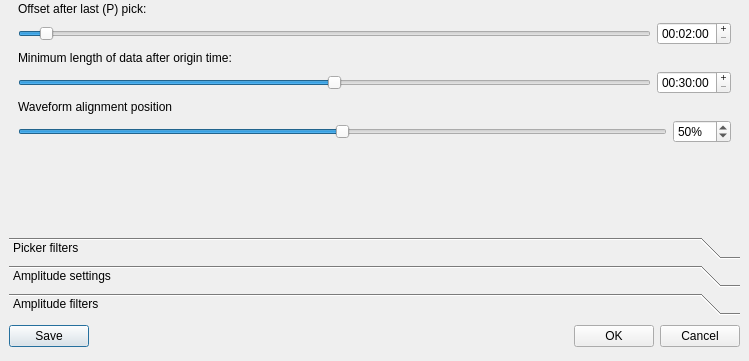
The window that libs/seiscomp/gui/datamodel/pickersettings.ui (SeisComP/common) describes before a commit, drawn with Qt 5; both pictures show x 0 to 749 and y 612 to 973 of the 749 by 973 pixel window.
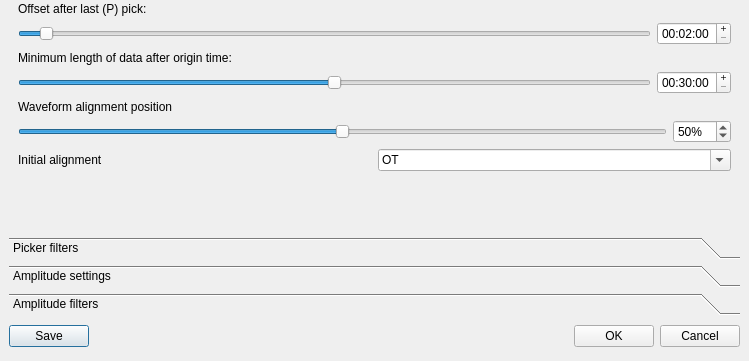
The same window after the commit. The open tabs and pages were chosen to show the change.

Commit message: [gui] Add configurable initial picker alignment (#213)

Diff of the .ui file:
```diff
--- a/libs/seiscomp/gui/datamodel/pickersettings.ui
+++ b/libs/seiscomp/gui/datamodel/pickersettings.ui
@@ -975,6 +975,58 @@
            </item>
           </layout>
          </item>
+         <item>
+          <layout class="QHBoxLayout">
+           <property name="spacing">
+            <number>6</number>
+           </property>
+           <property name="margin">
+            <number>0</number>
+           </property>
+           <item>
+            <widget class="QLabel" name="labelInitialAlignment">
+             <property name="text">
+              <string>Initial alignment</string>
+             </property>
+            </widget>
+           </item>
+           <item>
+            <widget class="QComboBox" name="cbInitialAlignment">
+             <property name="toolTip">
+              <string>The alignment applied when the picker is opened or the default view is restored: OT (origin time), a phase code such as P, S or Pn (picked, automatic or theoretical arrival) or &lt;phase&gt;:ttt (theoretical arrival only).</string>
+             </property>
+             <property name="editable">
+              <bool>true</bool>
+             </property>
+             <item>
+              <property name="text">
+               <string>OT</string>
+              </property>
+             </item>
+             <item>
+              <property name="text">
+               <string>P</string>
+              </property>
+             </item>
+             <item>
+              <property name="text">
+               <string>S</string>
+              </property>
+             </item>
+             <item>
+              <property name="text">
+               <string>P:ttt</string>
+              </property>
+             </item>
+             <item>
+              <property name="text">
+               <string>S:ttt</string>
+              </property>
+             </item>
+            </widget>
+           </item>
+          </layout>
+         </item>
         </layout>
        </item>
        <item>
```
Left out of the diff: 1 changed line with no effect on the pictures. The commit also changes 5 other files.
